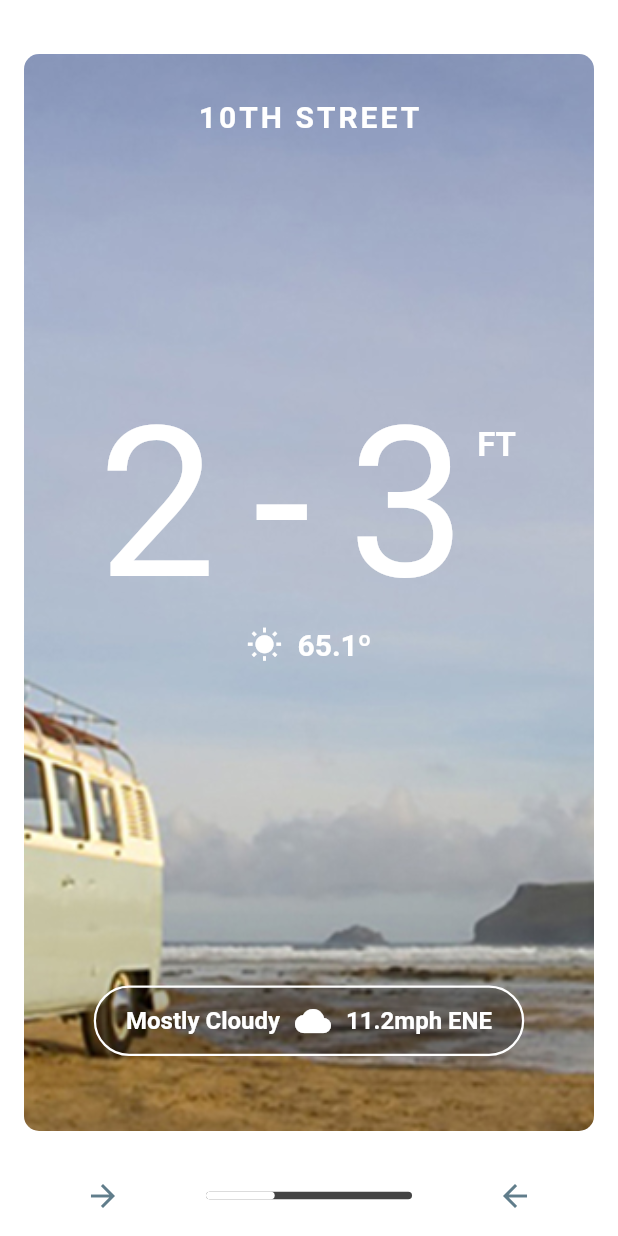
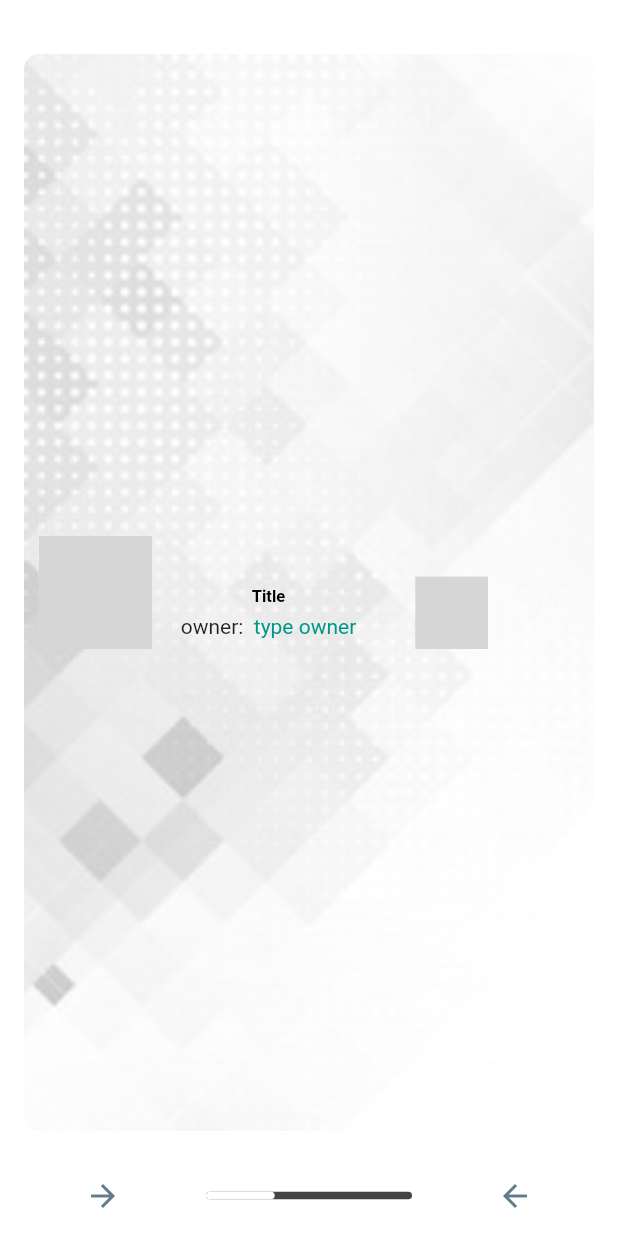
Before and after one commit to lothmas/polls, a Flutter app: the MyHomePage screen opened directly, on a phone screen of 412 x 824 dp. Run offline on Flutter 3.47's test engine with Material 2 defaults, Android fonts, the phone set to English and light mode, and no system bars; our stand-ins replace chewie, cloud_firestore, firebase_auth, firebase_core, firebase_storage, google_sign_in and 3 more; missing offline and left inert: badge, dragablegridview_flutter, flutter_auth_buttons, flutter_facebook_login, flutter_twitter_login, flutter_youtube and 1 more; accounts and stored records are empty; network calls fail; Roboto replaces fonts that are missing (petita); statements that could not run were skipped; grey boxes are pictures that could not be loaded.

Commit message:
--createVote template now ready--

```diff
--- a/lib/card_data.dart
+++ b/lib/card_data.dart
@@ -1,6 +1,6 @@
 final List<CardViewModel> demoCards = [
   new CardViewModel(
-    backdropAssetPath: 'assets/van_on_beach.jpg',
+    backdropAssetPath: 'images/assets/images.jpg',
     address: '10TH STREET',
     minHeightInFeet: 2,
     maxHeightInFeet: 3,
--- a/lib/create_vote.dart
+++ b/lib/create_vote.dart
@@ -1,11 +1,10 @@
 import 'dart:math';
 import 'dart:ui' show lerpDouble;
 
+import 'package:badge/badge.dart';
 import 'package:flutter/material.dart';
 import 'package:flutter/services.dart';
 import 'package:stats/card_data.dart';
-
-
 
 class CreateVote extends StatelessWidget {
   @override
@@ -74,7 +73,8 @@ class CardFlipper extends StatefulWidget {
   _CardFlipperState createState() => new _CardFlipperState();
 }
 
-class _CardFlipperState extends State<CardFlipper> with TickerProviderStateMixin {
+class _CardFlipperState extends State<CardFlipper>
+    with TickerProviderStateMixin {
   double scrollPercent = 0.0;
   Offset startDrag;
   double startDragPercentScroll;
@@ -92,8 +92,8 @@ class _CardFlipperState extends State<CardFlipper> with TickerProviderStateMixin
     )
       ..addListener(() {
         setState(() {
-          scrollPercent =
-              lerpDouble(finishScrollStart, finishScrollEnd, finishScrollController.value);
+          scrollPercent = lerpDouble(
+              finishScrollStart, finishScrollEnd, finishScrollController.value);
 
           if (widget.onScroll != null) {
             widget.onScroll(scrollPercent);
@@ -114,7 +114,8 @@ class _CardFlipperState extends State<CardFlipper> with TickerProviderStateMixin
     final singleCardDragPercent = dragDistance / context.size.width;
 
     setState(() {
-      scrollPercent = (startDragPercentScroll + (-singleCardDragPercent / widget.cards.length))
+      scrollPercent = (startDragPercentScroll +
+              (-singleCardDragPercent / widget.cards.length))
           .clamp(0.0, 1.0 - (1 / widget.cards.length));
       print('percentScroll: $scrollPercent');
 
@@ -126,7 +127,8 @@ class _CardFlipperState extends State<CardFlipper> with TickerProviderStateMixin
 
   void _onPanEnd(DragEndDetails details) {
     finishScrollStart = scrollPercent;
-    finishScrollEnd = (scrollPercent * widget.cards.length).round() / widget.cards.length;
+    finishScrollEnd =
+        (scrollPercent * widget.cards.length).round() / widget.cards.length;
     finishScrollController.forward(from: 0.0);
 
     setState(() {
@@ -177,10 +179,13 @@ class _CardFlipperState extends State<CardFlipper> with TickerProviderStateMixin
     final rotationPointMultiplier = angle > 0.0 ? angle / angle.abs() : 1.0;
     print('Angle: $angle');
     projection *= new Matrix4.translationValues(
-            horizontalTranslation + (rotationPointMultiplier * 300.0), 0.0, 0.0) *
+            horizontalTranslation + (rotationPointMultiplier * 300.0),
+            0.0,
+            0.0) *
         new Matrix4.rotationY(angle) *
         new Matrix4.translationValues(0.0, 0.0, radius) *
-        new Matrix4.translationValues(-rotationPointMultiplier * 300.0, 0.0, 0.0);
+        new Matrix4.translationValues(
+            -rotationPointMultiplier * 300.0, 0.0, 0.0);
 
     return projection;
   }
@@ -225,7 +230,8 @@ class _CardFlipperState extends State<CardFlipper> with TickerProviderStateMixin
 
 class CreateVoteCard extends StatelessWidget {
   final CardViewModel viewModel;
-  final double parallaxPercent; // [0.0, 1.0] (0.0 for all the way right, 1.0 for all the way left)
+  final double
+      parallaxPercent; // [0.0, 1.0] (0.0 for all the way right, 1.0 for all the way left)
 
   CreateVoteCard({
     this.viewModel,
@@ -254,126 +260,167 @@ class CreateVoteCard extends StatelessWidget {
           ),
         ),
 
+
         // Content
         new Column(
           mainAxisAlignment: MainAxisAlignment.center,
+          children: [Row(
+            crossAxisAlignment: CrossAxisAlignment.end,
             children: [
-            new Padding(
-              padding: const EdgeInsets.only(top: 30.0, left: 20.0, right: 20.0),
-              child: new Text(
-                '${viewModel.address}'.toUpperCase(),
-                style: new TextStyle(
-                  color: Colors.white,
-                  fontSize: 20.0,
-                  fontFamily: 'petita',
-                  fontWeight: FontWeight.bold,
-                  letterSpacing: 2.0,
+              Container(
+                color: Colors.transparent,
+                width: 10.0,
+              ),
+              Container(
+                //   padding: new EdgeInsets.fromLTRB(20.0, 40.0, 20.0, 40.0),
+//          decoration: new BoxDecoration(color: Colors.white30, boxShadow: [
+//            new BoxShadow(
+//              color: Colors.white,
+//              blurRadius: 20.0,
+//            ),
+//          ]),
+                color: Colors.transparent,
+                child: ClipOval(
+                  child: FadeInImage.assetNetwork(
+                    placeholder: 'images/loader.gif',
+                    image: "",
+                    fit: BoxFit.fill,
+                    width: 75.0,
+                    height: 75.0,
                   ),
                 ),
               ),
-            new Expanded(child: new Container()),
-            new Row(
-              mainAxisAlignment: MainAxisAlignment.center,
-              crossAxisAlignment: CrossAxisAlignment.start,
+              Container(
+                color: Colors.transparent,
+                width: 10.0,
+              ),
+              Column(
                 children: [
-                new Text(
-                  '${viewModel.minHeightInFeet} - ${viewModel.maxHeightInFeet}',
-                  style: new TextStyle(
-                    color: Colors.white,
-                    fontSize: 140.0,
-                    fontFamily: 'petita',
-                    letterSpacing: -5.0,
+                  Container(
+                    margin: const EdgeInsets.only(top: 1.0),
+                    color: Colors.transparent,
+                    child: Text(
+                      "Title",
+                      textAlign: TextAlign.left,
+                      style: TextStyle(
+                          color: Colors.black,
+                          fontSize: 11.0,
+                          fontWeight: FontWeight.bold),
                     ),
                   ),
-                new Padding(
-                  padding: const EdgeInsets.only(left: 10.0, top: 30.0),
-                  child: new Text(
-                    'FT',
-                    style: new TextStyle(
-                      color: Colors.white,
-                      fontSize: 22.0,
-                      fontFamily: 'petita',
-                      fontWeight: FontWeight.bold,
+                  Container(
+                    color: Colors.transparent,
+                    height: 5.0,
+                  ),
+                  Container(
+                    child: new Row(
+                      mainAxisAlignment: MainAxisAlignment.spaceEvenly,
+                      children: [
+                        Container(
+                          color: Colors.transparent,
+                          child: Text(
+                            'owner:  ',
+                            textAlign: TextAlign.left,
                           ),
                         ),
-                ),
-              ],
-            ),
-            new Row(
-              mainAxisAlignment: MainAxisAlignment.center,
-              children: [
-                new Icon(
-                  Icons.wb_sunny,
-                  color: Colors.white,
-                ),
-                new Padding(
-                  padding: const EdgeInsets.only(left: 10.0),
-                  child: new Text(
-                    '${viewModel.tempInDegrees.toStringAsFixed(1)}º',
-                    style: new TextStyle(
-                      color: Colors.white,
-                      fontFamily: 'petita',
-                      fontWeight: FontWeight.bold,
-                      fontSize: 20.0,
-                    ),
-                  ),
-                )
-              ],
-            ),
-            new Expanded(child: new Container()),
-            new Padding(
-              padding: const EdgeInsets.only(top: 50.0, bottom: 50.0),
-              child: new Container(
-                decoration: new BoxDecoration(
-                  borderRadius: new BorderRadius.circular(30.0),
-                  border: new Border.all(
-                    color: Colors.white,
-                    width: 1.5,
-                  ),
-                  color: Colors.black.withOpacity(0.3),
-                ),
-                child: new Padding(
-                  padding: const EdgeInsets.only(
-                    left: 20.0,
-                    right: 20.0,
-                    top: 10.0,
-                    bottom: 10.0,
-                  ),
-                  child: new Row(
-                    mainAxisAlignment: MainAxisAlignment.center,
-                    mainAxisSize: MainAxisSize.min,
-                    children: [
-                      new Text(
-                        '${viewModel.weatherType}',
-                        style: new TextStyle(
-                          color: Colors.white,
-                          fontFamily: 'petita',
-                          fontWeight: FontWeight.bold,
-                          fontSize: 16.0,
-                        ),
-                      ),
-                      new Padding(
-                        padding: const EdgeInsets.only(left: 10.0, right: 10.0),
-                        child: new Icon(
-                          Icons.wb_cloudy,
-                          color: Colors.white,
-                        ),
-                      ),
-                      new Text(
-                        '${viewModel.windSpeedInMph}mph ${viewModel.cardinalDirection}',
-                        style: new TextStyle(
-                          color: Colors.white,
-                          fontFamily: 'petita',
-                          fontWeight: FontWeight.bold,
-                          fontSize: 16.0,
+                        Container(
+                          color: Colors.transparent,
+                          child: Text(
+                            "type owner",
+                            textAlign: TextAlign.left,
+                            style: TextStyle(color: Colors.teal),
                           ),
                         ),
                       ],
                     ),
                   ),
+                  Container(
+                    color: Colors.transparent,
+                    height: 7,
                   ),
+                  Container(
+//          //   padding: new EdgeInsets.fromLTRB(20.0, 40.0, 20.0, 40.0),
+//          decoration: new BoxDecoration(color: Colors.white30, boxShadow: [
+//            new BoxShadow(
+//              color: Colors.white,
+//              blurRadius: 20.0,
+//            ),
+//          ]),
+                    child: new Column(
+//                    mainAxisAlignment: MainAxisAlignment.center,
+                        children: [
+                          new Row(
+                            mainAxisAlignment: MainAxisAlignment.spaceAround,
+                            children: [
+                              Container(
+                                color: Colors.transparent,
+                                width: 20,
+                              ),
+                              Container(
+//                          child: Image(
+//                            image: new AssetImage("images/lock.png"),
+//                            width: 18,
+//                            height: 18,
+//                            color: null,
+//                            fit: BoxFit.scaleDown,
+//                            alignment: Alignment.center,
+//                          ),
+                              ),
+                              Container(
+                                color: Colors.transparent,
+                                width: 58,
+                              ),
+                              Container(
+//                          child: Image(
+//                            image: new AssetImage("images/trending.png"),
+//                            width: 18,
+//                            height: 18,
+//                            color: null,
+//                            fit: BoxFit.scaleDown,
+//                            alignment: Alignment.center,
+//                          ),
+                              ),
+                              Container(
+                                color: Colors.transparent,
+                                width: 58,
+                              ),
+//                        GestureDetector(
+//                          onTap: () {
+//                            list.add(new Tooltip(
+//                                message: "Hello World",
+//                                child: new Text("foo")));
+//                          },
+//                          child: Image(
+//                            image: new AssetImage("images/info.png"),
+//                            width: 18,
+//                            height: 18,
+//                            color: null,
+//                            fit: BoxFit.scaleDown,
+//                            alignment: Alignment.center,
+//                          ),
+//                        ),
+                            ],
+                          ),
+                        ]),
                   ),
                 ],
+              ),
+              Container(
+                color: Colors.transparent,
+                width: 30,
+              ),
+              new Align(
+                  child: Container(
+                      color: Colors.black12,
+                      child: Badge.right(
+//                      (trending.getVotesCasted()+" | "+trending.getAllowedVoteNumber()) );
+                          value: '0' + ' | ' + '4',
+                          color: Colors.blueGrey,
+                          // value to show inside the badge
+                          child: new Text("") // text to append (required)
+                      ))),
+            ],
+          ), ],
         ),
       ],
     );
--- a/pubspec.yaml
+++ b/pubspec.yaml
@@ -104,6 +104,7 @@ flutter:
     - images/full-bloom.png
     - images/facebook.png
     - images/twitter_sign_in.png
+    - images/assets/images.jpg
     - images/google_sign_in.png
     - assets/van_on_beach.jpg
     - assets/dusk_waves.jpg
```
Also changed, not shown: images/assets/images.jpg (added), images/image1.jpg (added). Lines whose indentation alone changed are shown as unchanged.
